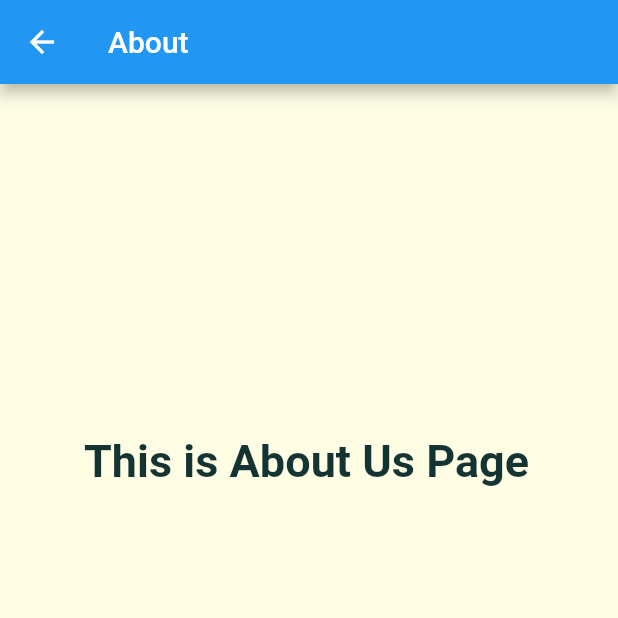
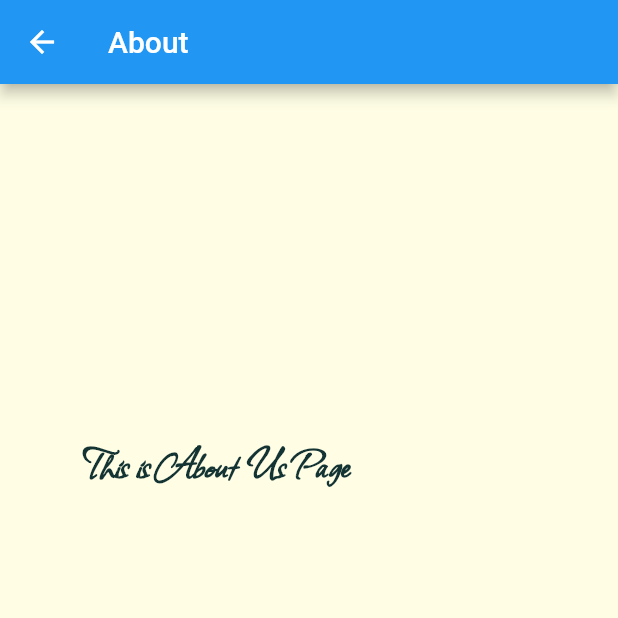
Before and after one commit to sanjibsinha/news_app, a Flutter app: the screen it shows after launch, in the side drawer, after a tap on "About", on a phone screen of 412 x 824 dp, the top half of it. Run offline on Flutter 3.47's test engine with Material 2 defaults, Android fonts, the phone set to English and light mode, and no system bars.

Commit message:
Allison font added

```diff
--- a/lib/controllers/news_item.dart
+++ b/lib/controllers/news_item.dart
@@ -72,7 +72,8 @@ class NewsItem extends StatelessWidget {
                     child: Text(
                       title,
                       style: const TextStyle(
-                        fontSize: 26,
+                        fontFamily: 'Allison',
+                        fontSize: 46.0,
                         color: Colors.white,
                       ),
                       softWrap: true,
--- a/lib/main.dart
+++ b/lib/main.dart
@@ -23,6 +23,8 @@ class MyApp extends StatelessWidget {
             ),
             bodyText1: const TextStyle(
               color: Color.fromRGBO(20, 51, 51, 1),
+              fontFamily: 'Allison',
+              fontSize: 50.0,
             ),
             headline6: const TextStyle(
               fontSize: 20,
--- a/lib/views/about_screen.dart
+++ b/lib/views/about_screen.dart
@@ -17,6 +17,7 @@ class AboutScreen extends StatelessWidget {
           child: Text(
             'This is About Us Page',
             style: TextStyle(
+              fontFamily: 'Allison',
               fontSize: 30.0,
               fontWeight: FontWeight.bold,
             ),
--- a/lib/views/tabs_screen.dart
+++ b/lib/views/tabs_screen.dart
@@ -29,7 +29,13 @@ class _TabsScreenState extends State<TabsScreen> {
   Widget build(BuildContext context) {
     return Scaffold(
       appBar: AppBar(
-        title: Text('Latest News'),
+        title: Text(
+          'Latest News',
+          style: TextStyle(
+            fontFamily: 'Allison',
+            fontSize: 50.0,
+          ),
+        ),
       ),
       drawer: const MainDrawer(),
       body: pages[selectedPageIndex]['page'],
```
Also changed, not shown: pubspec.yaml (+8 -1 lines), lib/fonts/Allison-Regular.ttf (added).
